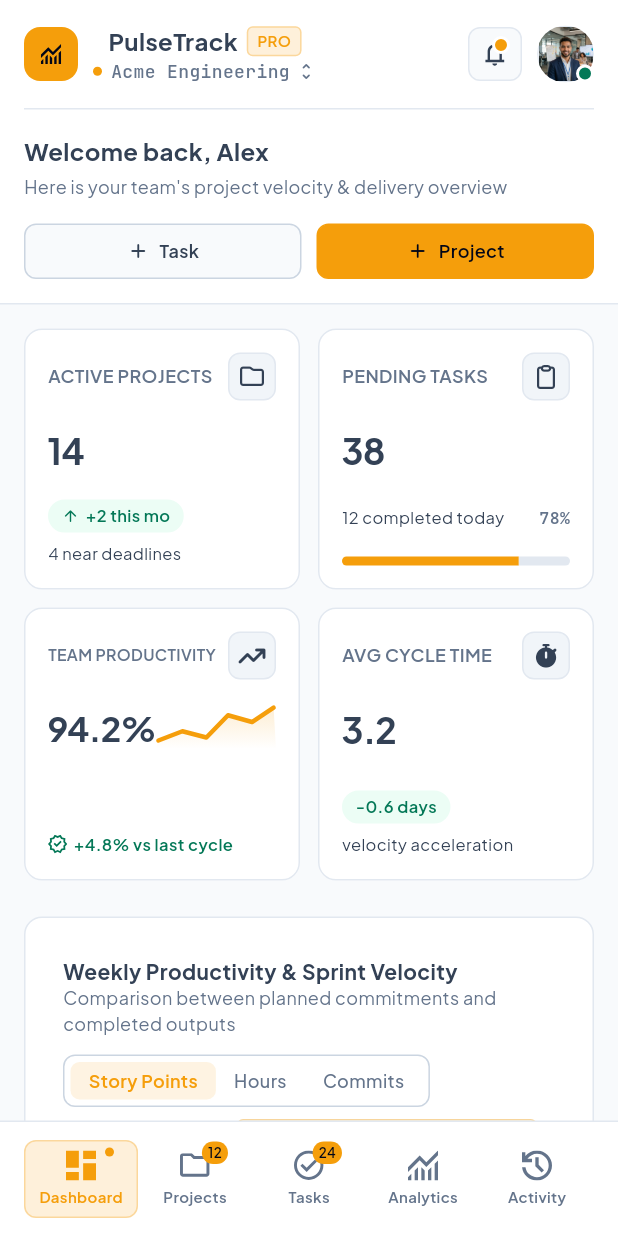
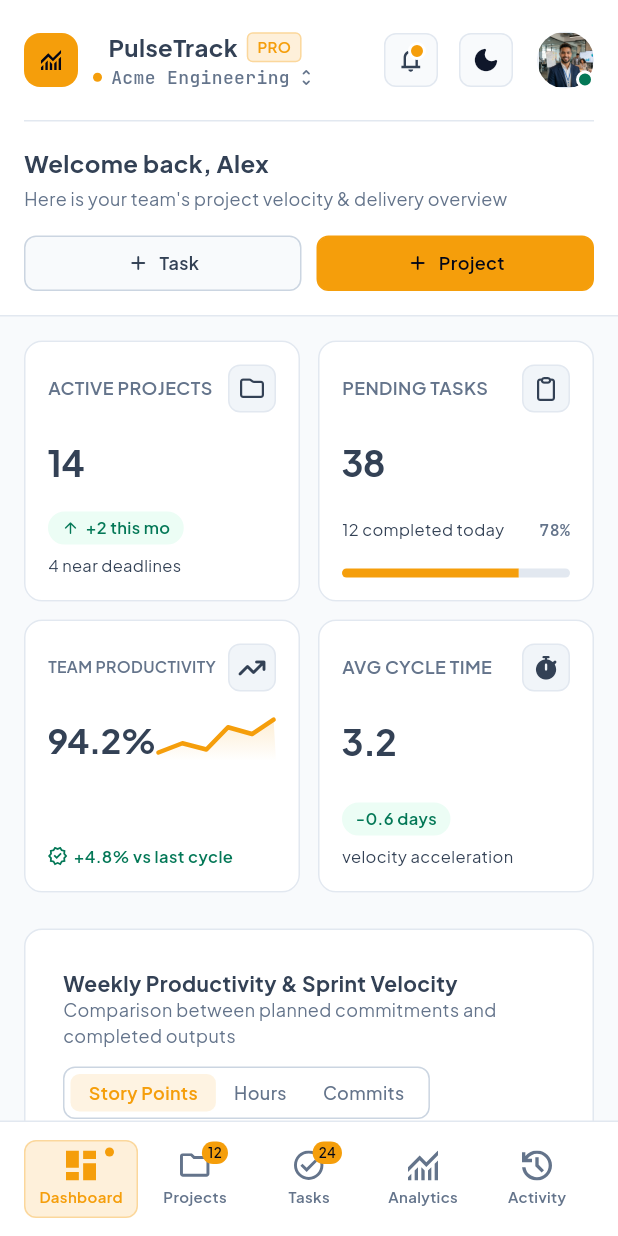
Before and after one commit to BasmalaAhmed/PulseTrack_Dashboard, a Flutter app: the screen it shows after launch, on a phone screen of 412 x 824 dp. Run offline on Flutter 3.47's test engine with Material 3 defaults, Android fonts, the phone set to English and light mode, and no system bars; our stand-ins replace device_preview, dotted_border, fl_chart, flutter_svg, font_awesome_flutter.

Commit message:
feat: add theme toggle button

```diff
--- a/lib/main.dart
+++ b/lib/main.dart
@@ -4,26 +4,39 @@ import 'package:pulse_track_dashboard/core/theme/app_theme.dart';
 import 'package:pulse_track_dashboard/view/dashboard_view.dart';
 
 void main() {
-  runApp(DevicePreview(enabled: false, builder: (context) => const PulseTrackApp()));
+  runApp(
+    DevicePreview(enabled: false, builder: (context) => const PulseTrackApp()),
+  );
 }
 
-class PulseTrackApp extends StatelessWidget {
+class PulseTrackApp extends StatefulWidget {
   const PulseTrackApp({super.key});
+
+  @override
+  State<PulseTrackApp> createState() => _PulseTrackAppState();
+}
+
+class _PulseTrackAppState extends State<PulseTrackApp> {
+  ThemeMode _themeMode = ThemeMode.light;
+
+  void _toggleTheme() {
+    setState(() {
+      _themeMode = _themeMode == ThemeMode.light
+          ? ThemeMode.dark
+          : ThemeMode.light;
+    });
+  }
 
   @override
   Widget build(BuildContext context) {
     return MaterialApp(
       locale: DevicePreview.locale(context),
-      // builder: DevicePreview.appBuilder,
-      builder: (context, child) {
-        debugPrint('screen width = ${MediaQuery.sizeOf(context).width.round()}');
-        return child!;
-      },
+      builder: DevicePreview.appBuilder,
       debugShowCheckedModeBanner: false,
       theme: AppTheme.lightTheme,
       darkTheme: AppTheme.darkTheme,
-      themeMode: ThemeMode.light,
-      home: const DashboardView(),
+      themeMode: _themeMode,
+      home: DashboardView(onThemeToggle: _toggleTheme,),
     );
   }
 }
--- a/lib/view/dashboard_view.dart
+++ b/lib/view/dashboard_view.dart
@@ -5,15 +5,18 @@ import 'package:pulse_track_dashboard/widgets/mobile_dashboard_layout.dart';
 import 'package:pulse_track_dashboard/widgets/tablet_dashboard_layout.dart';
 
 class DashboardView extends StatelessWidget {
-  const DashboardView({super.key});
+  const DashboardView({super.key, required this.onThemeToggle});
+
+  final VoidCallback onThemeToggle;
 
   @override
   Widget build(BuildContext context) {
     return Scaffold(
       body: AdaptiveLayout(
-        mobileLayout: (context) => const MobileDashboardLayout(),
-        tabletLayout: (context) => const TabletDashboardLayout(),
-        desktopLayout: (context) =>const DesktopDashboardLayout(),
+        mobileLayout: (context) => MobileDashboardLayout(onThemeToggle: onThemeToggle,),
+        tabletLayout: (context) => TabletDashboardLayout(onThemeToggle: onThemeToggle,),
+        desktopLayout: (context) =>
+            DesktopDashboardLayout(onThemeToggle: onThemeToggle),
       ),
     );
   }
--- a/lib/widgets/mobile_dashboard_layout.dart
+++ b/lib/widgets/mobile_dashboard_layout.dart
@@ -6,7 +6,8 @@ import 'package:pulse_track_dashboard/widgets/priority_tasks_and_recent_activity
 import 'package:pulse_track_dashboard/widgets/weekly_productivity_and_project_health_section.dart';
 
 class MobileDashboardLayout extends StatelessWidget {
-  const MobileDashboardLayout({super.key});
+  const MobileDashboardLayout({super.key, required this.onThemeToggle});
+  final VoidCallback onThemeToggle;
 
   @override
   Widget build(BuildContext context) {
@@ -14,7 +15,7 @@ class MobileDashboardLayout extends StatelessWidget {
       body: SingleChildScrollView(
         child: Column(
           children: [
-            MobileHeader(),
+            MobileHeader(onThemeToggle: onThemeToggle),
             Padding(
               padding: const EdgeInsets.all(16),
               child: Column(
--- a/lib/widgets/mobile_header.dart
+++ b/lib/widgets/mobile_header.dart
@@ -6,10 +6,12 @@ import 'package:pulse_track_dashboard/widgets/custom_button.dart';
 import 'package:pulse_track_dashboard/widgets/custom_dot.dart';
 import 'package:pulse_track_dashboard/widgets/custom_notification_button.dart';
 import 'package:pulse_track_dashboard/widgets/pro_badge.dart';
+import 'package:pulse_track_dashboard/widgets/theme_icon.dart';
 import 'package:pulse_track_dashboard/widgets/user_avatar.dart';
 
 class MobileHeader extends StatelessWidget {
-  const MobileHeader({super.key});
+  const MobileHeader({super.key, required this.onThemeToggle});
+  final VoidCallback onThemeToggle;
 
   @override
   Widget build(BuildContext context) {
@@ -93,6 +95,8 @@ class MobileHeader extends StatelessWidget {
                     ),
                     const SizedBox(width: 10),
                     const CustomNotificationButton(),
+                    const SizedBox(width: 8),
+                    ThemeIcon(onThemeToggle: onThemeToggle),
                     const SizedBox(width: 10),
                     const UserAvatar(),
                   ],
@@ -103,9 +107,7 @@ class MobileHeader extends StatelessWidget {
                 'Welcome back, Alex',
                 maxLines: 1,
                 overflow: TextOverflow.ellipsis,
-                style: AppStyles.bold16Style.copyWith(
-                  color: colors.onSurface,
-                ),
+                style: AppStyles.bold16Style.copyWith(color: colors.onSurface),
               ),
               const SizedBox(height: 4),
               FittedBox(
--- a/lib/widgets/tablet_header.dart
+++ b/lib/widgets/tablet_header.dart
@@ -5,9 +5,11 @@ import 'package:pulse_track_dashboard/widgets/custom_drop_down_menu.dart';
 import 'package:pulse_track_dashboard/widgets/custom_notification_button.dart';
 import 'package:pulse_track_dashboard/widgets/custom_text_field.dart';
 import 'package:pulse_track_dashboard/widgets/search_icon_button.dart';
+import 'package:pulse_track_dashboard/widgets/theme_icon.dart';
 
 class TabletHeader extends StatelessWidget {
-  const TabletHeader({super.key});
+  const TabletHeader({super.key, required this.onThemeToggle});
+  final VoidCallback onThemeToggle;
 
   @override
   Widget build(BuildContext context) {
@@ -73,6 +75,8 @@ class TabletHeader extends StatelessWidget {
                   ),
                   const SizedBox(width: 10),
                   const CustomNotificationButton(),
+                  const SizedBox(width: 8),
+                  ThemeIcon(onThemeToggle: onThemeToggle),
                   const SizedBox(width: 10),
                   SizedBox(
                     height: 20,
--- /dev/null
+++ b/lib/widgets/theme_icon.dart
@@ -0,0 +1,32 @@
+import 'package:flutter/material.dart';
+
+class ThemeIcon extends StatelessWidget {
+  const ThemeIcon({super.key, required this.onThemeToggle});
+
+  final VoidCallback onThemeToggle;
+
+  @override
+  Widget build(BuildContext context) {
+    final colors = Theme.of(context).colorScheme;
+    final isDark = Theme.of(context).brightness == Brightness.dark;
+    return Tooltip(
+      padding: EdgeInsets.symmetric(horizontal: 4),
+      message: isDark ? 'Switch to light mode' : 'Switch to dark mode',
+      child: IconButton(
+        onPressed: onThemeToggle,
+        icon: Icon(
+          isDark ? Icons.light_mode_rounded : Icons.dark_mode_rounded,
+          size: 20,
+          color: isDark ? colors.secondary : colors.primary,
+        ),
+        style: IconButton.styleFrom(
+          backgroundColor: colors.surfaceContainerHighest,
+          foregroundColor: colors.onSurfaceVariant,
+          side: BorderSide(color: colors.outline),
+          shape: RoundedRectangleBorder(borderRadius: BorderRadius.circular(8)),
+        ),
+        constraints: const BoxConstraints.tightFor(width: 36, height: 36),
+      ),
+    );
+  }
+}
```
Also changed, not shown: lib/widgets/desktop_dashboard_layout.dart (+9 -2 lines), lib/widgets/desktop_header.dart (+6 -2 lines), lib/widgets/tablet_dashboard_layout.dart (+8 -2 lines).
